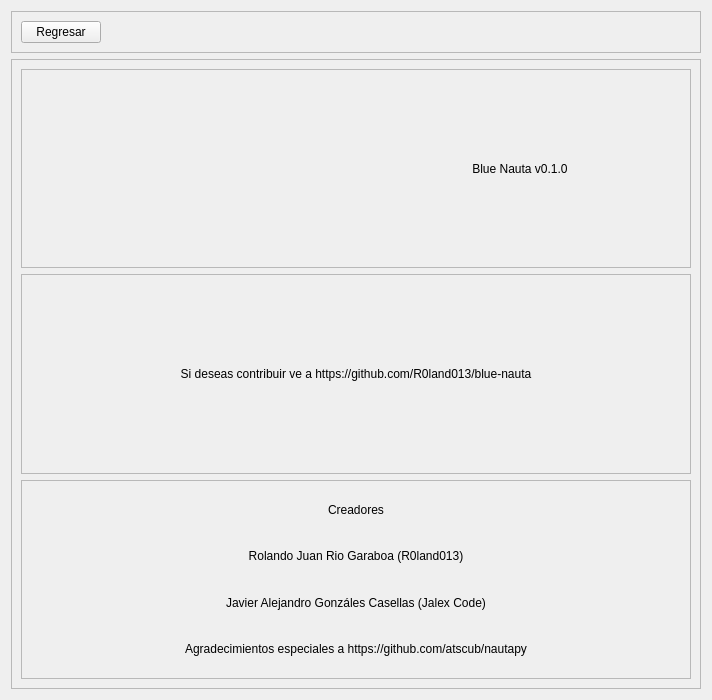
First picture: the form in view/ui/help.ui, repository R0land013/blue-nauta, before the edit.
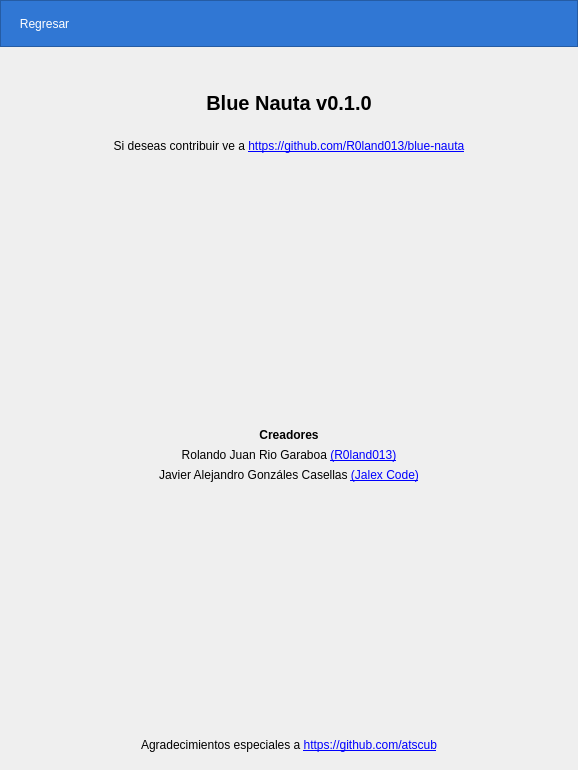
Second picture: the form after the edit. Icons and pictures are not drawn.

Commit message: Style: Some improvements on help view

```diff
--- a/view/ui/help.ui
+++ b/view/ui/help.ui
@@ -6,22 +6,71 @@
    <rect>
     <x>0</x>
     <y>0</y>
-    <width>712</width>
-    <height>700</height>
+    <width>578</width>
+    <height>770</height>
    </rect>
   </property>
   <property name="windowTitle">
    <string>Frame</string>
   </property>
+  <property name="styleSheet">
+   <string notr="true">QPushButton{
+	color: white;
+	font: 10pt &quot;Segoe UI&quot;;	
+	background-color:rgb(0, 166, 255);
+	border-radius:10px;
+	padding: 5px;
+}
+QPushButton:hover{
+	
+	background-color: rgb(0, 123, 255);
+}
+
+QLabel{
+	color: rgba(0, 0, 0, 150);
+	font: 12pt &quot;Segoe UI&quot;;	
+}</string>
+  </property>
   <layout class="QVBoxLayout" name="verticalLayout">
+   <property name="leftMargin">
+    <number>0</number>
+   </property>
+   <property name="topMargin">
+    <number>0</number>
+   </property>
+   <property name="rightMargin">
+    <number>0</number>
+   </property>
+   <property name="bottomMargin">
+    <number>0</number>
+   </property>
    <item>
-    <widget class="QFrame" name="frame">
+    <widget class="QFrame" name="header_frame">
      <property name="sizePolicy">
       <sizepolicy hsizetype="Minimum" vsizetype="Maximum">
        <horstretch>0</horstretch>
        <verstretch>0</verstretch>
       </sizepolicy>
      </property>
+     <property name="styleSheet">
+      <string notr="true">QWidget #header_frame{
+	background-color: rgb(48, 119,  212);/*rgb(77, 77, 127);*/
+}
+
+QToolButton{
+padding: 5px;
+background-color: transparent;
+border-radius: 18px;
+}
+
+QToolButton:hover{
+background-color: rgba(255, 255, 255, 100);
+}
+
+QLabel{
+color: white
+}</string>
+     </property>
      <property name="frameShape">
       <enum>QFrame::StyledPanel</enum>
      </property>
@@ -30,16 +79,13 @@
      </property>
      <layout class="QHBoxLayout" name="horizontalLayout">
       <item>
-       <widget class="QPushButton" name="back_button">
-        <property name="sizePolicy">
-         <sizepolicy hsizetype="Maximum" vsizetype="Fixed">
-          <horstretch>0</horstretch>
-          <verstretch>0</verstretch>
-         </sizepolicy>
-        </property>
+       <widget class="QToolButton" name="back_button">
         <property name="cursor">
          <cursorShape>PointingHandCursor</cursorShape>
         </property>
+        <property name="styleSheet">
+         <string notr="true">color: white</string>
+        </property>
         <property name="text">
          <string>Regresar</string>
         </property>
@@ -53,10 +99,13 @@
           <height>32</height>
          </size>
         </property>
+        <property name="toolButtonStyle">
+         <enum>Qt::ToolButtonTextBesideIcon</enum>
+        </property>
        </widget>
       </item>
       <item>
-       <spacer name="horizontalSpacer">
+       <spacer name="horizontalSpacer_2">
         <property name="orientation">
          <enum>Qt::Horizontal</enum>
         </property>
@@ -73,8 +122,13 @@
    </item>
    <item>
     <widget class="QFrame" name="frame_2">
+     <property name="styleSheet">
+      <string notr="true">QLabel {
+color: black
+}</string>
+     </property>
      <property name="frameShape">
-      <enum>QFrame::StyledPanel</enum>
+      <enum>QFrame::NoFrame</enum>
      </property>
      <property name="frameShadow">
       <enum>QFrame::Raised</enum>
@@ -83,20 +137,23 @@
       <item>
        <widget class="QFrame" name="frame_4">
         <property name="frameShape">
-         <enum>QFrame::StyledPanel</enum>
+         <enum>QFrame::NoFrame</enum>
         </property>
         <property name="frameShadow">
          <enum>QFrame::Raised</enum>
         </property>
-        <layout class="QHBoxLayout" name="horizontalLayout_2">
+        <layout class="QVBoxLayout" name="verticalLayout_5">
          <item>
           <widget class="QLabel" name="label_6">
            <property name="sizePolicy">
-            <sizepolicy hsizetype="Minimum" vsizetype="Minimum">
+            <sizepolicy hsizetype="Minimum" vsizetype="Maximum">
              <horstretch>0</horstretch>
              <verstretch>0</verstretch>
             </sizepolicy>
            </property>
+           <property name="styleSheet">
+            <string notr="true"/>
+           </property>
            <property name="text">
             <string/>
            </property>
@@ -113,6 +170,19 @@
          </item>
          <item>
           <widget class="QLabel" name="label_5">
+           <property name="font">
+            <font>
+             <family>Segoe UI</family>
+             <pointsize>15</pointsize>
+             <weight>75</weight>
+             <italic>false</italic>
+             <bold>true</bold>
+            </font>
+           </property>
+           <property name="styleSheet">
+            <string notr="true">font: 15pt &quot;Segoe UI&quot;;	
+font-weight: bold;</string>
+           </property>
            <property name="text">
             <string>Blue Nauta v0.1.0</string>
            </property>
@@ -127,7 +197,7 @@
       <item>
        <widget class="QFrame" name="frame_5">
         <property name="frameShape">
-         <enum>QFrame::StyledPanel</enum>
+         <enum>QFrame::NoFrame</enum>
         </property>
         <property name="frameShadow">
          <enum>QFrame::Raised</enum>
@@ -136,7 +206,7 @@
          <item>
           <widget class="QLabel" name="label_7">
            <property name="text">
-            <string>Si deseas contribuir ve a https://github.com/R0land013/blue-nauta</string>
+            <string>&lt;html&gt;&lt;head/&gt;&lt;body&gt;&lt;p&gt;Si deseas contribuir ve a &lt;a href=&quot;https://github.com/R0land013/blue-nauta&quot;&gt;&lt;span style=&quot; text-decoration: underline; color:#0000ff;&quot;&gt;https://github.com/R0land013/blue-nauta&lt;/span&gt;&lt;/a&gt;&lt;/p&gt;&lt;/body&gt;&lt;/html&gt;</string>
            </property>
            <property name="alignment">
             <set>Qt::AlignCenter</set>
@@ -144,6 +214,12 @@
            <property name="wordWrap">
             <bool>true</bool>
            </property>
+           <property name="openExternalLinks">
+            <bool>true</bool>
+           </property>
+           <property name="textInteractionFlags">
+            <set>Qt::TextBrowserInteraction</set>
+           </property>
           </widget>
          </item>
         </layout>
@@ -152,14 +228,30 @@
       <item>
        <widget class="QFrame" name="frame_3">
         <property name="frameShape">
-         <enum>QFrame::StyledPanel</enum>
+         <enum>QFrame::NoFrame</enum>
         </property>
         <property name="frameShadow">
          <enum>QFrame::Raised</enum>
         </property>
         <layout class="QVBoxLayout" name="verticalLayout_3">
+         <item>
+          <spacer name="verticalSpacer_2">
+           <property name="orientation">
+            <enum>Qt::Vertical</enum>
+           </property>
+           <property name="sizeHint" stdset="0">
+            <size>
+             <width>20</width>
+             <height>40</height>
+            </size>
+           </property>
+          </spacer>
+         </item>
          <item>
           <widget class="QLabel" name="label">
+           <property name="styleSheet">
+            <string notr="true">font-weight: bold;</string>
+           </property>
            <property name="text">
             <string>Creadores</string>
            </property>
@@ -171,7 +263,7 @@
          <item>
           <widget class="QLabel" name="label_2">
            <property name="text">
-            <string>Rolando Juan Rio Garaboa (R0land013)</string>
+            <string>&lt;html&gt;&lt;head/&gt;&lt;body&gt;&lt;p&gt;Rolando Juan Rio Garaboa &lt;a href=&quot;https://github.com/R0land013&quot;&gt;&lt;span style=&quot; text-decoration: underline; color:#0000ff;&quot;&gt;(R0land013)&lt;/span&gt;&lt;/a&gt;&lt;/p&gt;&lt;/body&gt;&lt;/html&gt;</string>
            </property>
            <property name="alignment">
             <set>Qt::AlignCenter</set>
@@ -187,17 +279,36 @@
          <item>
           <widget class="QLabel" name="label_3">
            <property name="text">
-            <string>Javier Alejandro Gonzáles Casellas (Jalex Code)</string>
+            <string>&lt;html&gt;&lt;head/&gt;&lt;body&gt;&lt;p&gt;Javier Alejandro Gonzáles Casellas &lt;a href=&quot;https://github.com/JalexCode&quot;&gt;&lt;span style=&quot; text-decoration: underline; color:#0000ff;&quot;&gt;(Jalex Code)&lt;/span&gt;&lt;/a&gt;&lt;/p&gt;&lt;/body&gt;&lt;/html&gt;</string>
            </property>
            <property name="alignment">
             <set>Qt::AlignCenter</set>
            </property>
+           <property name="openExternalLinks">
+            <bool>true</bool>
+           </property>
+           <property name="textInteractionFlags">
+            <set>Qt::TextBrowserInteraction</set>
+           </property>
           </widget>
          </item>
+         <item>
+          <spacer name="verticalSpacer">
+           <property name="orientation">
+            <enum>Qt::Vertical</enum>
+           </property>
+           <property name="sizeHint" stdset="0">
+            <size>
+             <width>20</width>
+             <height>40</height>
+            </size>
+           </property>
+          </spacer>
+         </item>
          <item>
           <widget class="QLabel" name="label_4">
            <property name="text">
-            <string>Agradecimientos especiales a https://github.com/atscub/nautapy</string>
+            <string>&lt;html&gt;&lt;head/&gt;&lt;body&gt;&lt;p&gt;Agradecimientos especiales a &lt;a href=&quot;https://github.com/atscub&quot;&gt;&lt;span style=&quot; text-decoration: underline; color:#0000ff;&quot;&gt;https://github.com/atscub&lt;/span&gt;&lt;/a&gt;&lt;/p&gt;&lt;/body&gt;&lt;/html&gt;</string>
            </property>
            <property name="alignment">
             <set>Qt::AlignCenter</set>
@@ -205,6 +316,9 @@
            <property name="wordWrap">
             <bool>true</bool>
            </property>
+           <property name="openExternalLinks">
+            <bool>true</bool>
+           </property>
           </widget>
          </item>
         </layout>
```
